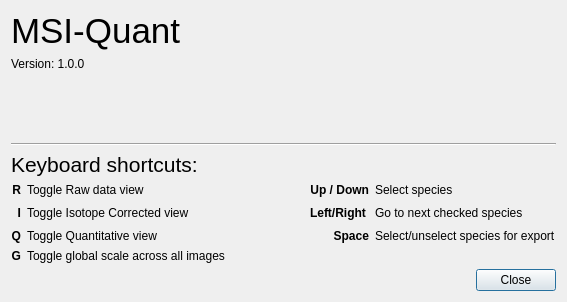
swinnenteam/LipidQMap, file resources/views/MsiAboutDialog.ui: the form before one commit.
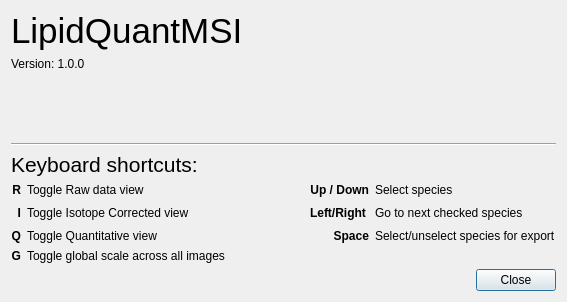
The form after the commit.

What changed in the file:
```diff
--- a/resources/views/MsiAboutDialog.ui
+++ b/resources/views/MsiAboutDialog.ui
@@ -25,7 +25,7 @@
         </font>
        </property>
        <property name="text">
-        <string>MSI-Quant</string>
+        <string>LipidQuantMSI</string>
        </property>
       </widget>
      </item>
```
